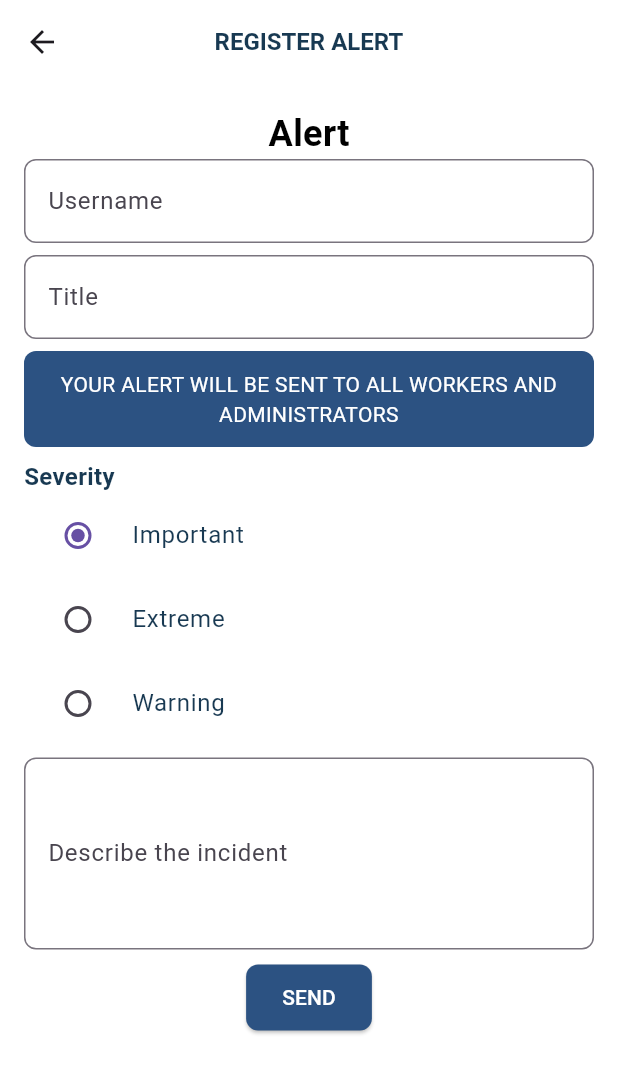
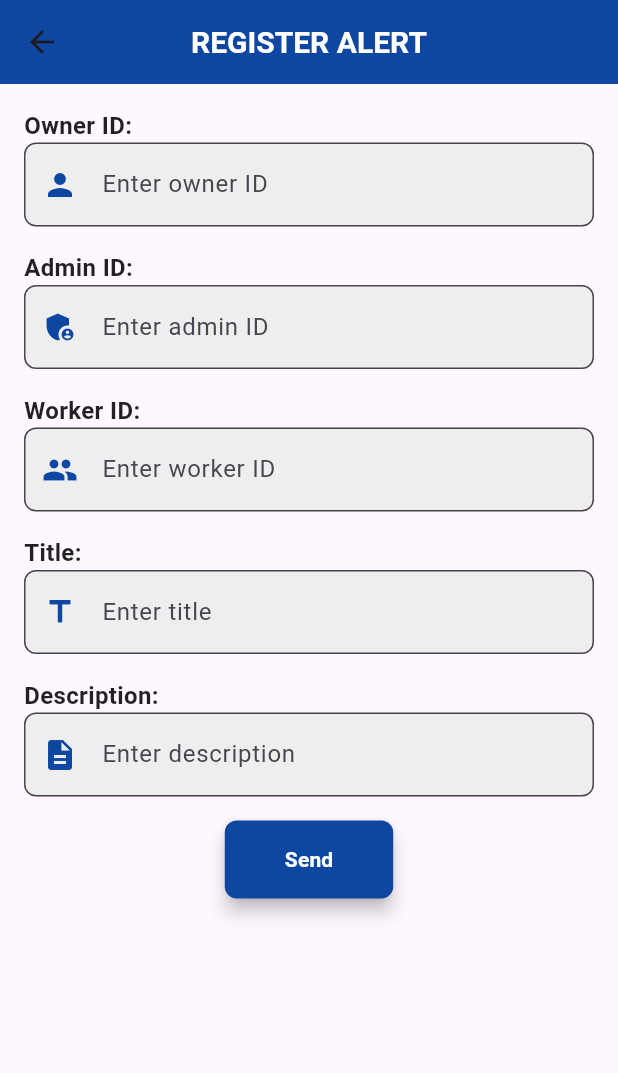
Before and after one commit to Sweet-Solutions/sweet-manager-mobile-app, a Flutter app: the WriteAlertScreen screen opened by its route, on a phone screen of 412 x 824 dp. Shown: the top 1073 px of the screen. Run offline on Flutter 3.47's test engine with Material 3 defaults, Android fonts, the light colour scheme and no system bars; our stand-ins replace firebase_core, firebase_storage, flutter_secure_storage, image_picker, jwt_decoder; accounts and stored records are empty.

Commit message:
feat(communication): writeAlert updated.

```diff
--- a/lib/Communication/views/writeAlert.dart
+++ b/lib/Communication/views/writeAlert.dart
@@ -1,7 +1,7 @@
 import 'package:flutter/material.dart';
 import 'package:sweetmanager/Communication/services/NotificationService.dart';
+import 'package:sweetmanager/IAM/services/auth_service.dart'; // Import AuthService for token management
 import '../models/notification.dart';
-import 'package:sweetmanager/IAM/services/auth_service.dart'; // Import AuthService for token management
 
 class WriteAlertScreen extends StatefulWidget {
   @override
@@ -9,10 +9,14 @@ class WriteAlertScreen extends StatefulWidget {
 }
 
 class _WriteAlertScreenState extends State<WriteAlertScreen> {
-  final TextEditingController _usernameController = TextEditingController();
+  final _formKey = GlobalKey<FormState>();
+
+  // Text controllers to capture form values
+  final TextEditingController _ownerIdController = TextEditingController();
+  final TextEditingController _adminIdController = TextEditingController();
+  final TextEditingController _workerIdController = TextEditingController();
   final TextEditingController _titleController = TextEditingController();
   final TextEditingController _descriptionController = TextEditingController();
-  String _selectedSeverity = 'Important';
 
   late NotificationService notificationService;
 
@@ -20,53 +24,42 @@ class _WriteAlertScreenState extends State<WriteAlertScreen> {
   void initState() {
     super.initState();
     final authService = AuthService(); // Instantiate AuthService
-    notificationService = NotificationService(
-
-    );
+    notificationService = NotificationService();
   }
 
   // Submit the alert notification
   Future<void> _submitNotification() async {
-  if (_titleController.text.isNotEmpty && _descriptionController.text.isNotEmpty) {
+    if (_formKey.currentState?.validate() ?? false) {
+      // Convert form values to int for IDs
+      int ownersId = int.tryParse(_ownerIdController.text) ?? 0;
+      int adminsId = int.tryParse(_adminIdController.text) ?? 0;
+      int workersId = int.tryParse(_workerIdController.text) ?? 0;
+
+      // Create a new notification instance
+      Notifications newNotification = Notifications(
+        2, // typesNotificationsId for alerts
+        ownersId,
+        adminsId,
+        workersId,
+        _titleController.text,
+        _descriptionController.text, // Description of the notification
+      );
+
       try {
-      // Obtén todas las IDs de admins y workers
-      List<int> adminIds = await notificationService.getAllAdminIds();
-      List<int> workerIds = await notificationService.getAllWorkerIds();
-      int ownersId = 1;
-  if (ownersId == null) {
-    ScaffoldMessenger.of(context).showSnackBar(
-      SnackBar(content: Text('Unable to get owner ID. Please log in again.')),
-    );
-    return;
-  }
-
-      // Crea y envía una notificación para cada admin y worker
-      for (int adminId in adminIds) {
-        for (int workerId in workerIds) {
-          Notifications newNotification = Notifications(
-            2, // typesNotificationsId para alertas
-            ownersId,
-            adminId, // ID del administrador
-            workerId, // ID del trabajador
-            _titleController.text,
-            _descriptionController.text,
-          );
+        // Call the service to send the alert
         bool success = await notificationService.createAlert(newNotification);
         if (success) {
           ScaffoldMessenger.of(context).showSnackBar(
             const SnackBar(content: Text('Alert sent successfully!')),
           );
-          }
-        }
-      }
-
-      // Limpiar campos después de enviar
+          // Clear form fields after submission
+          _ownerIdController.clear();
+          _adminIdController.clear();
+          _workerIdController.clear();
           _titleController.clear();
           _descriptionController.clear();
-      setState(() {
-        _selectedSeverity = 'Important';
-      });
-
+          Navigator.of(context).pop(true); // Return true to indicate success
+        }
       } catch (e) {
         ScaffoldMessenger.of(context).showSnackBar(
           SnackBar(content: Text('Failed to send alert: $e')),
@@ -77,147 +70,122 @@ class _WriteAlertScreenState extends State<WriteAlertScreen> {
         const SnackBar(content: Text('Please complete all fields.')),
       );
     }
-
   }
 
   @override
   Widget build(BuildContext context) {
     return Scaffold(
-      backgroundColor: Colors.white,
       appBar: AppBar(
         title: const Text('REGISTER ALERT'),
-        backgroundColor: Colors.white,
+        backgroundColor: Colors.blue[900],
         elevation: 0,
         centerTitle: true,
         titleTextStyle: const TextStyle(
-          color: Color(0xFF183952),
-          fontSize: 16,
+          color: Colors.white,
+          fontSize: 20,
           fontWeight: FontWeight.bold,
+        ),
+        leading: IconButton(
+          icon: const Icon(Icons.arrow_back),
+          onPressed: () {
+            Navigator.pop(context);
+          },
         ),
       ),
       body: SingleChildScrollView(
         padding: const EdgeInsets.all(16.0),
+        child: Form(
+          key: _formKey,
           child: Column(
-          crossAxisAlignment: CrossAxisAlignment.center,
+            crossAxisAlignment: CrossAxisAlignment.start,
             children: [
-            const Text(
-              'Alert',
+              _buildLabel('Owner ID:'),
+              _buildTextField(
+                  hintText: 'Enter owner ID',
+                  controller: _ownerIdController,
+                  icon: Icons.person),
+              const SizedBox(height: 16),
+              _buildLabel('Admin ID:'),
+              _buildTextField(
+                  hintText: 'Enter admin ID',
+                  controller: _adminIdController,
+                  icon: Icons.admin_panel_settings),
+              const SizedBox(height: 16),
+              _buildLabel('Worker ID:'),
+              _buildTextField(
+                  hintText: 'Enter worker ID',
+                  controller: _workerIdController,
+                  icon: Icons.people),
+              const SizedBox(height: 16),
+              _buildLabel('Title:'),
+              _buildTextField(
+                  hintText: 'Enter title',
+                  controller: _titleController,
+                  icon: Icons.title),
+              const SizedBox(height: 16),
+              _buildLabel('Description:'),
+              _buildTextField(
+                  hintText: 'Enter description',
+                  controller: _descriptionController,
+                  icon: Icons.description),
+              const SizedBox(height: 16),
+              Center(
+                child: ElevatedButton(
+                  onPressed: _submitNotification,
+                  child: const Text('Send',
                       style: TextStyle(
-                fontSize: 24,
-                fontWeight: FontWeight.bold,
-                color: Colors.black,
-              ),
-            ),
-            TextField(
-              controller: _usernameController,
-              decoration: InputDecoration(
-                labelText: 'Username',
-                border: OutlineInputBorder(
-                  borderRadius: BorderRadius.circular(8),
-                ),
-              ),
-            ),
-            const SizedBox(height: 8),
-            TextField(
-              controller: _titleController,
-              decoration: InputDecoration(
-                labelText: 'Title',
-                border: OutlineInputBorder(
-                  borderRadius: BorderRadius.circular(8),
-                ),
-              ),
-            ),
-            const SizedBox(height: 8),
-            Container(
-              padding: const EdgeInsets.all(12),
-              decoration: BoxDecoration(
-                color: const Color(0xFF2C5282),
-                borderRadius: BorderRadius.circular(8),
-              ),
-              child: const Text(
-                'YOUR ALERT WILL BE SENT TO ALL WORKERS AND ADMINISTRATORS',
-                style: TextStyle(
-                  color: Colors.white,
-                  fontSize: 14,
-                ),
-                textAlign: TextAlign.center,
-              ),
-            ),
-            const SizedBox(height: 8),
-            Align(
-              alignment: Alignment.centerLeft,
-              child: const Text(
-                'Severity',
-                style: TextStyle(
-                  fontWeight: FontWeight.bold,
-                  fontSize: 16,
-                  color: Color(0xFF183952),
-                ),
-              ),
-            ),
-            Column(
-              children: [
-                RadioListTile(
-                  value: 'Important',
-                  groupValue: _selectedSeverity,
-                  onChanged: (value) {
-                    setState(() {
-                      _selectedSeverity = value.toString();
-                    });
-                  },
-                  title: const Text('Important', style: TextStyle(color: Color(0xFF183952))),
-                ),
-                RadioListTile(
-                  value: 'Extreme',
-                  groupValue: _selectedSeverity,
-                  onChanged: (value) {
-                    setState(() {
-                      _selectedSeverity = value.toString();
-                    });
-                  },
-                  title: const Text('Extreme', style: TextStyle(color: Color(0xFF183952))),
-                ),
-                RadioListTile(
-                  value: 'Warning',
-                  groupValue: _selectedSeverity,
-                  onChanged: (value) {
-                    setState(() {
-                      _selectedSeverity = value.toString();
-                    });
-                  },
-                  title: const Text('Warning', style: TextStyle(color: Color(0xFF183952))),
-                ),
-              ],
-            ),
-            const SizedBox(height: 8),
-            TextField(
-              controller: _descriptionController,
-              maxLines: 4,
-              decoration: InputDecoration(
-                labelText: 'Describe the incident',
-                border: OutlineInputBorder(
-                  borderRadius: BorderRadius.circular(8),
-                ),
-              ),
-            ),
-            const SizedBox(height: 8),
-            ElevatedButton(
-              onPressed: _submitNotification,
+                          color: Colors.white, fontWeight: FontWeight.bold)),
                   style: ElevatedButton.styleFrom(
-                backgroundColor: const Color(0xFF2C5282),
-                padding: const EdgeInsets.symmetric(horizontal: 24, vertical: 12),
+                    backgroundColor: Colors.blue[900],
+                    padding: const EdgeInsets.symmetric(horizontal: 40, vertical: 16),
                     shape: RoundedRectangleBorder(
                       borderRadius: BorderRadius.circular(8),
                     ),
+                    shadowColor: Colors.black,
+                    elevation: 5,
                   ),
-              child: const Text(
-                'SEND',
-                style: TextStyle(color: Colors.white),
                 ),
               ),
             ],
           ),
         ),
+      ),
+    );
+  }
+
+  Widget _buildLabel(String text) {
+    return Text(
+      text,
+      style: const TextStyle(
+        fontSize: 16,
+        fontWeight: FontWeight.bold,
+        color: Colors.black87,
+      ),
+    );
+  }
+
+  Widget _buildTextField(
+      {required String hintText,
+        required TextEditingController controller,
+        required IconData icon}) {
+    return TextFormField(
+      controller: controller,
+      decoration: InputDecoration(
+        hintText: hintText,
+        prefixIcon: Icon(icon, color: Colors.blue[900]),
+        border: OutlineInputBorder(
+          borderRadius: BorderRadius.circular(8),
+        ),
+        filled: true,
+        fillColor: Colors.grey[200],
+        contentPadding: const EdgeInsets.symmetric(vertical: 16.0, horizontal: 16.0),
+      ),
+      validator: (value) {
+        if (value == null || value.isEmpty) {
+          return 'This field is required';
+        }
+        return null;
+      },
     );
   }
 }
```
Lines whose indentation alone changed are shown as unchanged.
